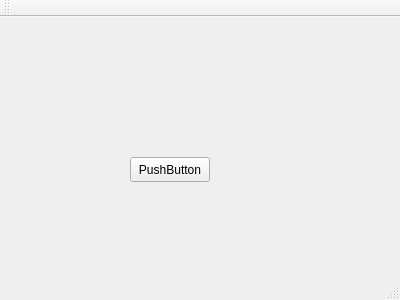
Qt form mainwindow.ui (B0cho/DPlayer) before a commit.
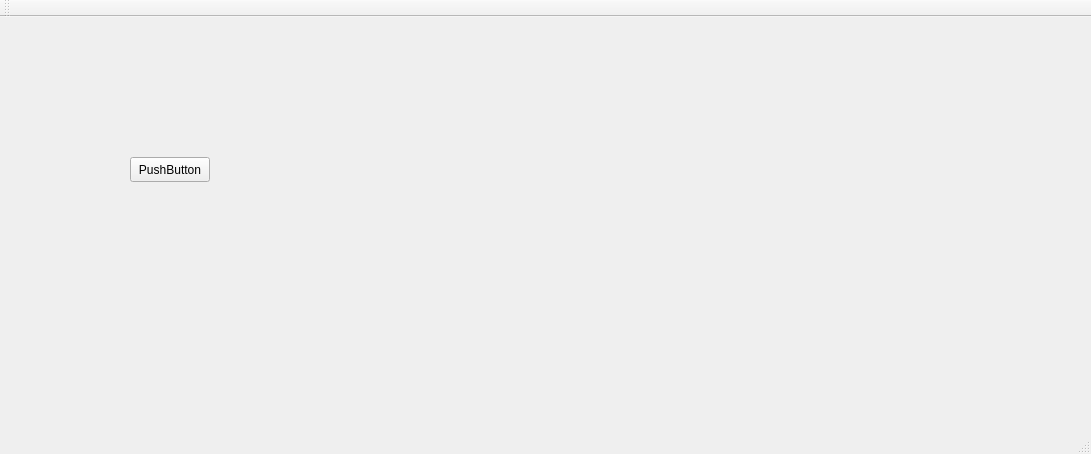
The same form after that commit.

Commit message: Main window size and position saving

The edit to the form file:
```diff
--- a/mainwindow.ui
+++ b/mainwindow.ui
@@ -6,8 +6,8 @@
    <rect>
     <x>0</x>
     <y>0</y>
-    <width>400</width>
-    <height>300</height>
+    <width>1091</width>
+    <height>454</height>
    </rect>
   </property>
   <property name="windowTitle">
```
Left out of the diff: 4 changed lines with no effect on the pictures. The commit also changes 6 other files.
